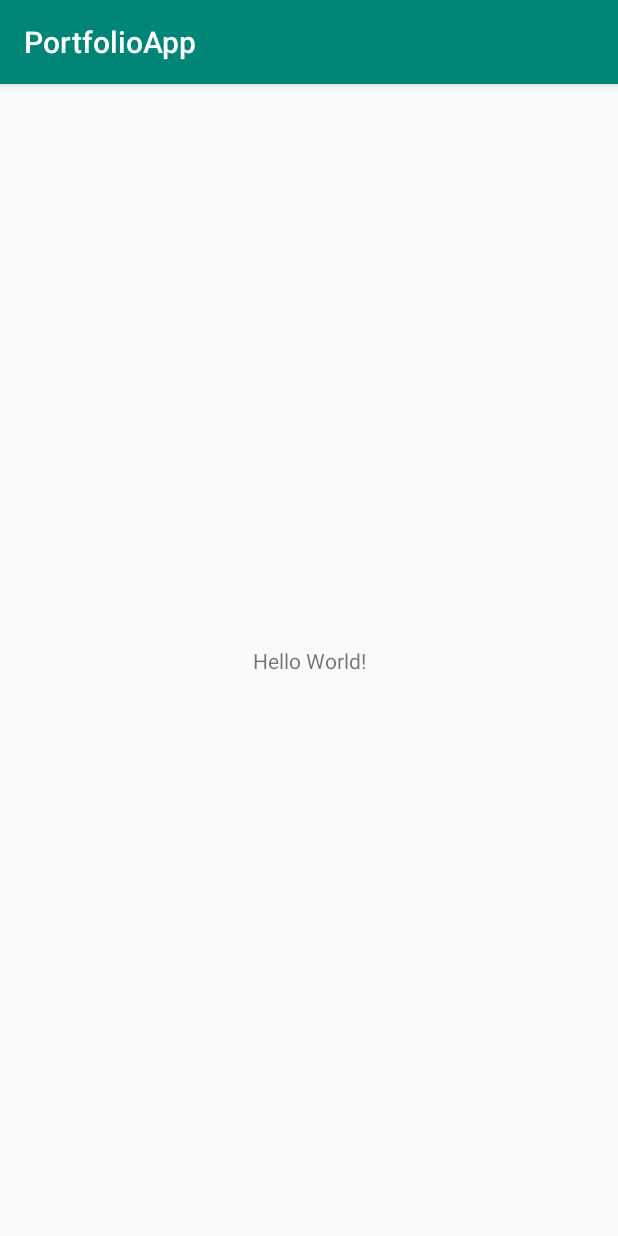
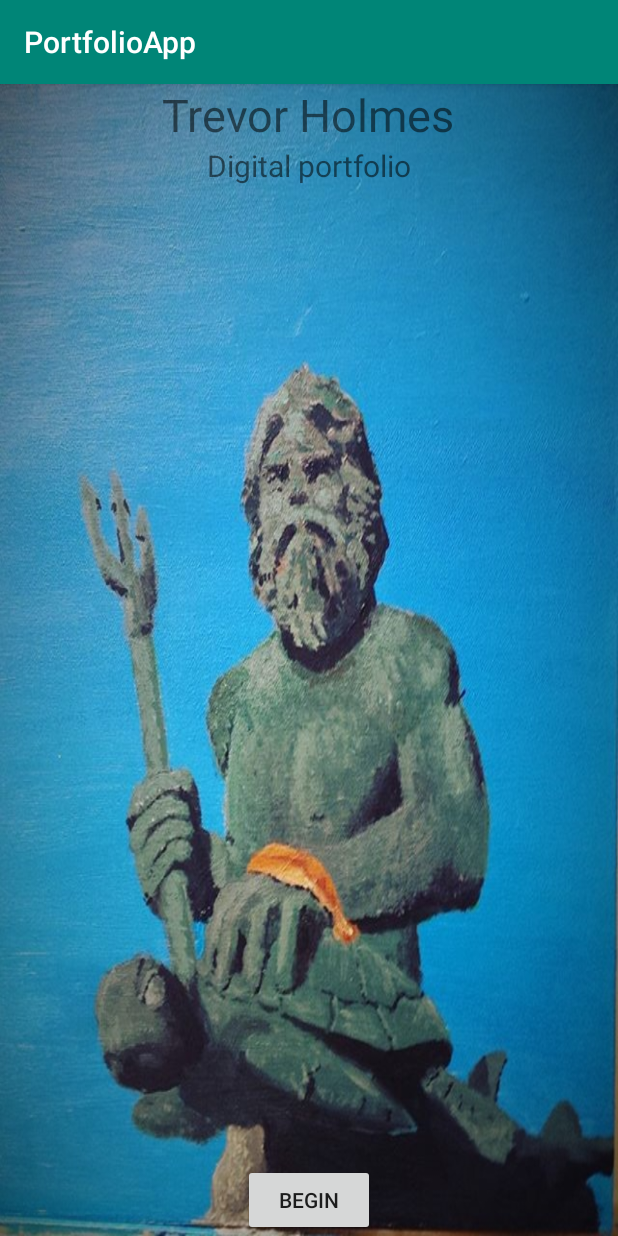
Before and after one commit to holmestrevor/portfolio-app, an Android app: the screen it shows after launch (MainActivity before the commit, TitleActivity after it), on a phone screen of 412 x 824 dp. Run offline under Robolectric (Android 15) with nearby library versions, the phone set to English and light mode, and no system bars.

Commit message:
Added TitleActivity

```diff
--- a/app/src/main/AndroidManifest.xml
+++ b/app/src/main/AndroidManifest.xml
@@ -9,7 +9,7 @@
         android:roundIcon="@mipmap/ic_launcher_round"
         android:supportsRtl="true"
         android:theme="@style/AppTheme">
-        <activity android:name=".MainActivity">
+        <activity android:name=".TitleActivity">
             <intent-filter>
                 <action android:name="android.intent.action.MAIN" />
 
--- a/app/src/main/java/com/example/portfolioapp/MainActivity.java
+++ b/app/src/main/java/com/example/portfolioapp/TitleActivity.java
@@ -3,7 +3,7 @@ package com.example.portfolioapp;
 import android.support.v7.app.AppCompatActivity;
 import android.os.Bundle;
 
-public class MainActivity extends AppCompatActivity {
+public class TitleActivity extends AppCompatActivity {
 
     @Override
     protected void onCreate(Bundle savedInstanceState) {
--- a/app/src/main/res/layout/activity_main.xml
+++ b/app/src/main/res/layout/activity_main.xml
@@ -1,18 +1,43 @@
 <?xml version="1.0" encoding="utf-8"?>
-<android.support.constraint.ConstraintLayout xmlns:android="http://schemas.android.com/apk/res/android"
+<RelativeLayout xmlns:android="http://schemas.android.com/apk/res/android"
     xmlns:app="http://schemas.android.com/apk/res-auto"
     xmlns:tools="http://schemas.android.com/tools"
     android:layout_width="match_parent"
     android:layout_height="match_parent"
-    tools:context=".MainActivity">
+    tools:context=".TitleActivity"
+    android:orientation="vertical">
+
+    <ImageView
+        android:id="@+id/titleBG"
+        android:layout_width="match_parent"
+        android:layout_height="match_parent"
+        android:background="@drawable/poseidonBG"
+        />
 
     <TextView
+        android:id="@+id/titleText"
         android:layout_width="wrap_content"
         android:layout_height="wrap_content"
-        android:text="Hello World!"
-        app:layout_constraintBottom_toBottomOf="parent"
-        app:layout_constraintLeft_toLeftOf="parent"
-        app:layout_constraintRight_toRightOf="parent"
-        app:layout_constraintTop_toTopOf="parent" />
+        android:text="@string/title"
+        android:textSize="30dp"
+        android:layout_centerHorizontal="true"/>
 
-</android.support.constraint.ConstraintLayout>
+
+    <TextView
+        android:id="@+id/subtitleText"
+        android:layout_width="wrap_content"
+        android:layout_height="wrap_content"
+        android:text="@string/subtitle"
+        android:textSize="20dp"
+        android:layout_centerHorizontal="true"
+        android:layout_below="@id/titleText"/>
+
+    <Button
+        android:id="@+id/titleButton"
+        android:layout_width="wrap_content"
+        android:layout_height="wrap_content"
+        android:layout_centerHorizontal="true"
+        android:layout_alignParentBottom="true"
+        android:text="@string/titlebutton"/>
+
+</RelativeLayout>
--- a/app/src/main/res/values/strings.xml
+++ b/app/src/main/res/values/strings.xml
@@ -1,3 +1,9 @@
 <resources>
     <string name="app_name">PortfolioApp</string>
+
+    <!--TitleActivity-->
+    <string name="title">Trevor Holmes</string>
+    <string name="subtitle">Digital portfolio</string>
+    <string name="titlebutton">Begin</string>
+
 </resources>
```
Also changed, not shown: app/src/main/res/drawable/poseidonBG.jpg (added).
